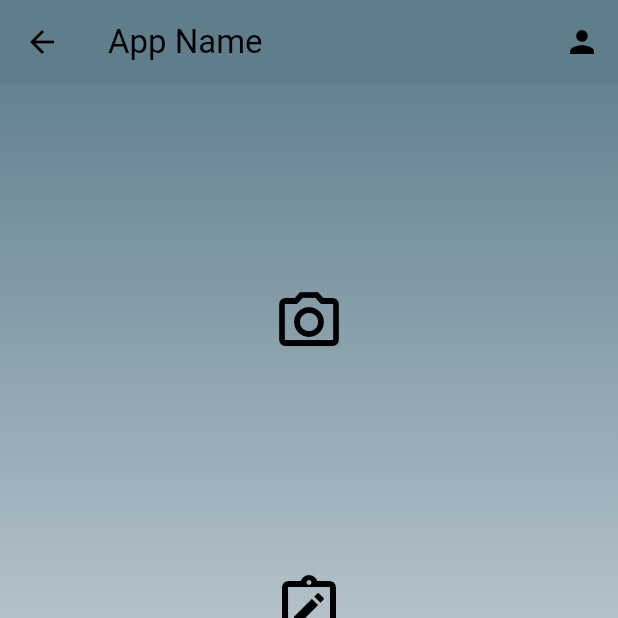
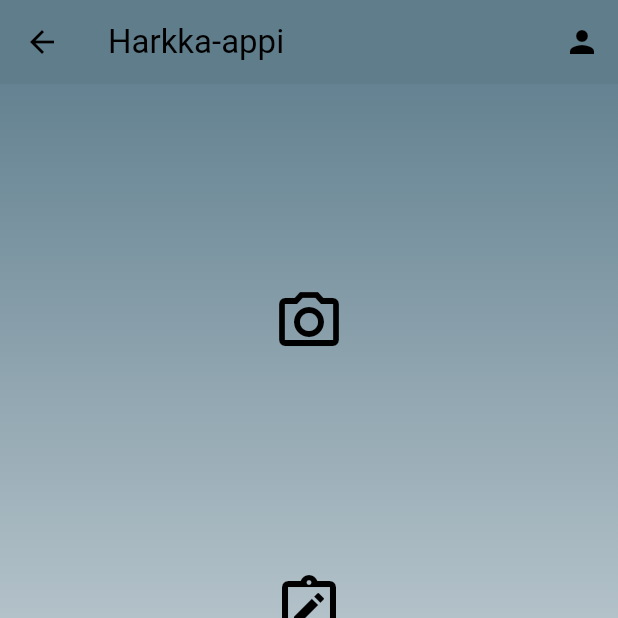
Before and after one commit to MasaFook/flutter_harjoitus, a Flutter app: the MainView screen opened by its route, on a phone screen of 412 x 824 dp, the top half of it. Run offline on Flutter 3.47's test engine with Material 3 defaults, Android fonts, the phone set to English and light mode, and no system bars; our stand-ins replace camera, cloud_firestore, device_info_plus, firebase_auth, firebase_core, image_gallery_saver and 2 more; missing offline and left inert: firebase_ui_auth, shake; accounts and stored records are empty.

Commit message:
app nimi, pubspec.yamp muutos

```diff
--- a/lib/views/main_view.dart
+++ b/lib/views/main_view.dart
@@ -13,7 +13,7 @@ class MainView extends StatelessWidget {
   Widget build(BuildContext context) {
     return Scaffold(
         appBar: AppBar(
-            title: const Text('App Name'),
+            title: const Text('Harkka-appi'),
             backgroundColor: Theme.of(context).primaryColor,
             actions: [
               IconButton(
--- a/pubspec.yaml
+++ b/pubspec.yaml
@@ -48,8 +48,6 @@ dependencies:
   device_info_plus: ^9.1.2
   shake: ^2.2.0
   share_plus: ^7.2.2
-
-dependency_overrides:
   sensors_plus: ^4.0.2
 
 dev_dependencies:
```
